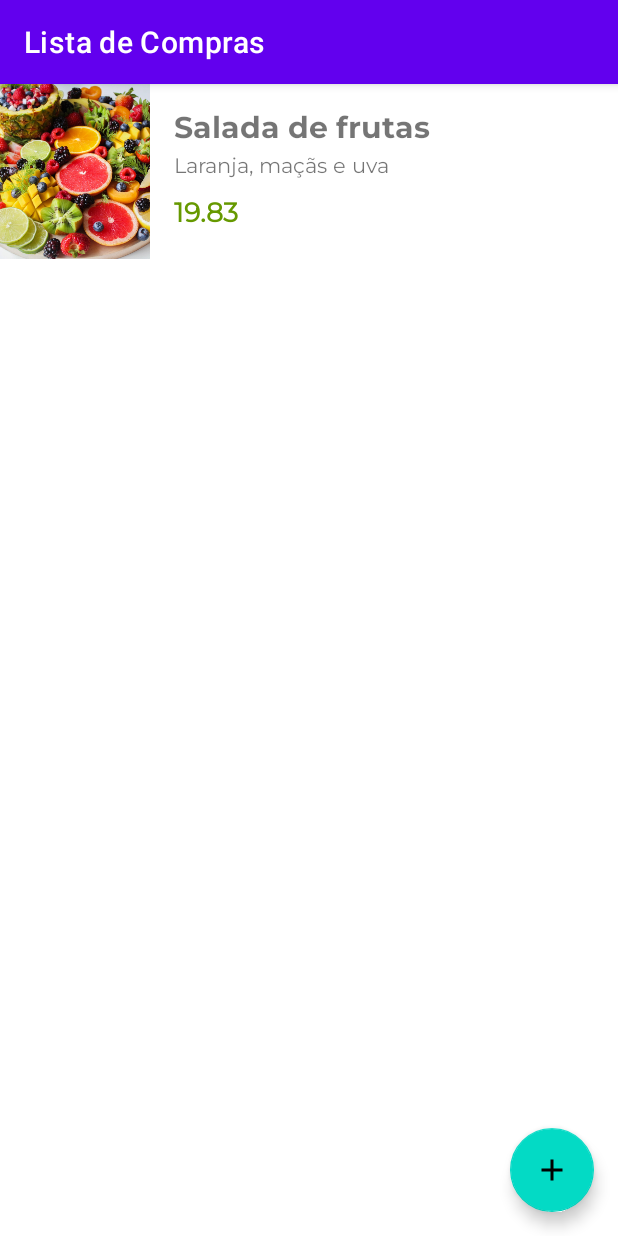
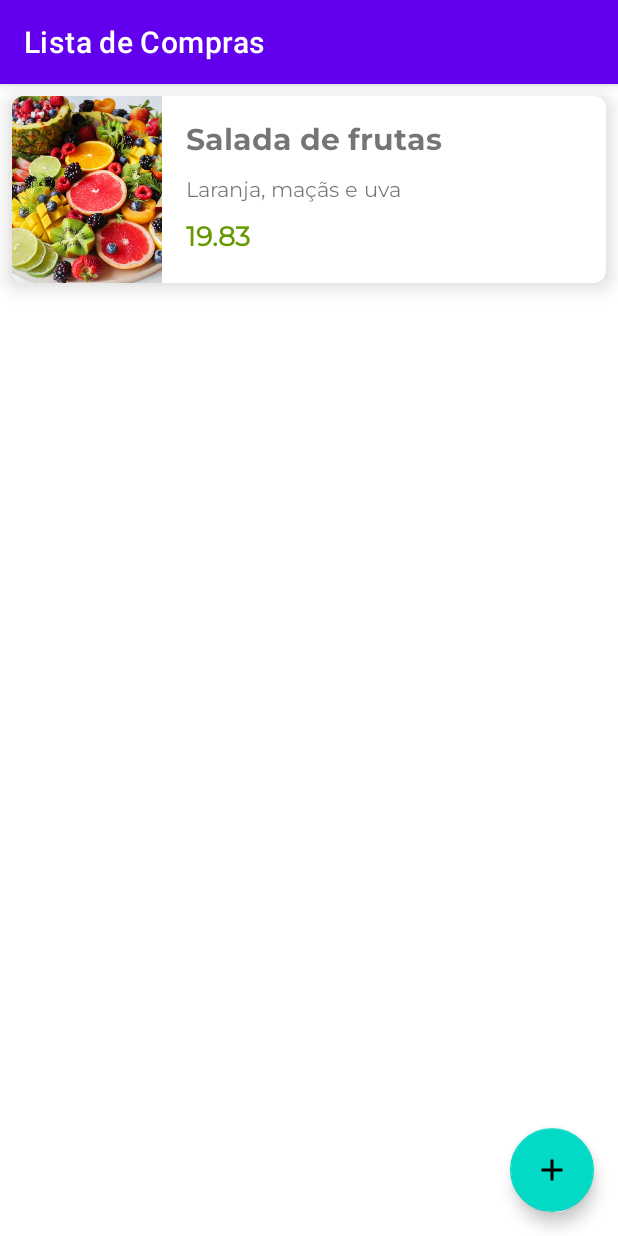
Before and after one commit to Andrade-Tales/listaDeCompras, an Android app: the screen it shows after launch (ListaProdutosActivity), on a phone screen of 412 x 824 dp. Run offline under Robolectric (Android 15) with nearby library versions, the phone set to English and light mode, and no system bars.

Commit message:
CardView e edição do item produto

```diff
--- a/app/src/main/res/layout/produto_item.xml
+++ b/app/src/main/res/layout/produto_item.xml
@@ -1,7 +1,15 @@
 <?xml version="1.0" encoding="utf-8"?>
-<androidx.constraintlayout.widget.ConstraintLayout xmlns:android="http://schemas.android.com/apk/res/android"
+
+<com.google.android.material.card.MaterialCardView xmlns:android="http://schemas.android.com/apk/res/android"
     xmlns:app="http://schemas.android.com/apk/res-auto"
     xmlns:tools="http://schemas.android.com/tools"
+    android:layout_width="match_parent"
+    android:layout_height="wrap_content"
+    android:layout_margin="8dp"
+    app:cardCornerRadius="8dp"
+    app:cardElevation="8dp">
+
+    <androidx.constraintlayout.widget.ConstraintLayout
         android:layout_width="match_parent"
         android:layout_height="wrap_content">
 
@@ -24,6 +32,7 @@
             android:id="@+id/produto_item_descricao"
             android:layout_width="0dp"
             android:layout_height="wrap_content"
+            android:layout_marginTop="8dp"
             android:ellipsize="end"
             android:fontFamily="@font/montserrat"
             android:maxLines="1"
@@ -61,5 +70,5 @@
             app:srcCompat="@drawable/produto_1"
             tools:srcCompat="@tools:sample/backgrounds/scenic" />
 
-
     </androidx.constraintlayout.widget.ConstraintLayout>
+</com.google.android.material.card.MaterialCardView>
```
Also changed, not shown: app/src/main/res/drawable/plano_de_fundo_produto.xml (added, +10 -0 lines). Lines whose indentation alone changed are shown as unchanged.
